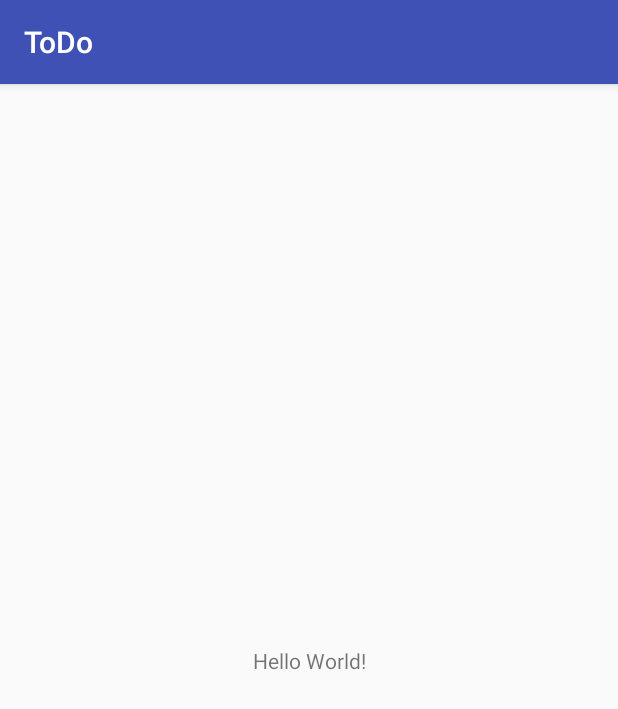
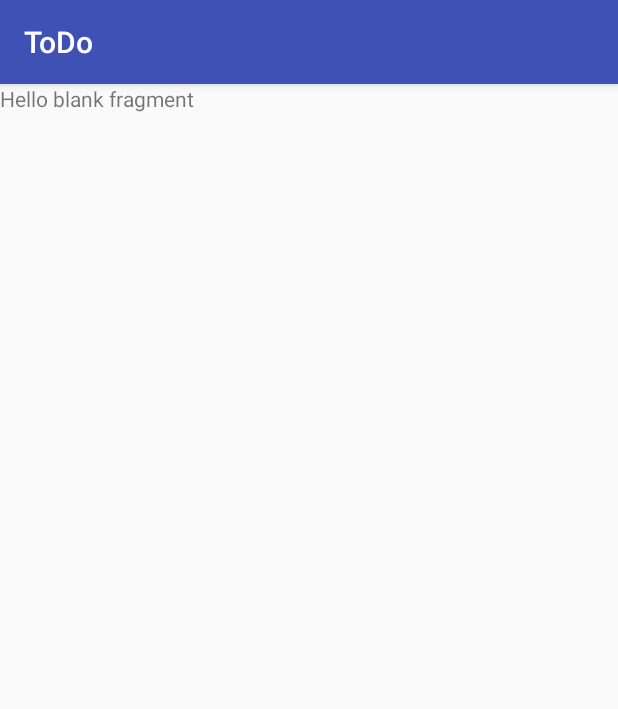
Before and after one commit to SFotakos/Study, an Android app: the screen it shows after launch (HomeActivity), on a phone screen of 412 x 824 dp. Shown: the top 709 px of the screen. Run offline under Robolectric (Android 15) with nearby library versions, the phone set to English and light mode, and no system bars.

Commit message:
Ties HomeFragment to HomeActivity

```diff
--- a/Android/ToDo/app/src/main/java/sfotakos/todo/home/HomeActivity.java
+++ b/Android/ToDo/app/src/main/java/sfotakos/todo/home/HomeActivity.java
@@ -1,5 +1,7 @@
 package sfotakos.todo.home;
 
+import android.support.v4.app.FragmentManager;
+import android.support.v4.app.FragmentTransaction;
 import android.support.v7.app.AppCompatActivity;
 import android.os.Bundle;
 
@@ -11,5 +13,10 @@ public class HomeActivity extends AppCompatActivity {
     protected void onCreate(Bundle savedInstanceState) {
         super.onCreate(savedInstanceState);
         setContentView(R.layout.activity_home);
+
+        FragmentManager manager = getSupportFragmentManager();
+        FragmentTransaction transaction = manager.beginTransaction();
+        transaction.replace(R.id.home_container, new HomeFragment()).addToBackStack(null);
+        transaction.commit();
     }
 }
--- a/Android/ToDo/app/src/main/res/layout/activity_home.xml
+++ b/Android/ToDo/app/src/main/res/layout/activity_home.xml
@@ -6,13 +6,9 @@
     android:layout_height="match_parent"
     tools:context=".home.HomeActivity">
 
-    <TextView
-        android:layout_width="wrap_content"
-        android:layout_height="wrap_content"
-        android:text="Hello World!"
-        app:layout_constraintBottom_toBottomOf="parent"
-        app:layout_constraintLeft_toLeftOf="parent"
-        app:layout_constraintRight_toRightOf="parent"
-        app:layout_constraintTop_toTopOf="parent" />
+    <FrameLayout
+        android:id="@+id/home_container"
+        android:layout_width="match_parent"
+        android:layout_height="match_parent"/>
 
 </android.support.constraint.ConstraintLayout>
--- a/Android/ToDo/app/src/main/res/layout/fragment_home.xml
+++ b/Android/ToDo/app/src/main/res/layout/fragment_home.xml
@@ -5,7 +5,6 @@
     android:layout_height="match_parent"
     tools:context=".home.HomeFragment">
 
-    <!-- TODO: Update blank fragment layout -->
     <TextView
         android:layout_width="match_parent"
         android:layout_height="match_parent"
```
